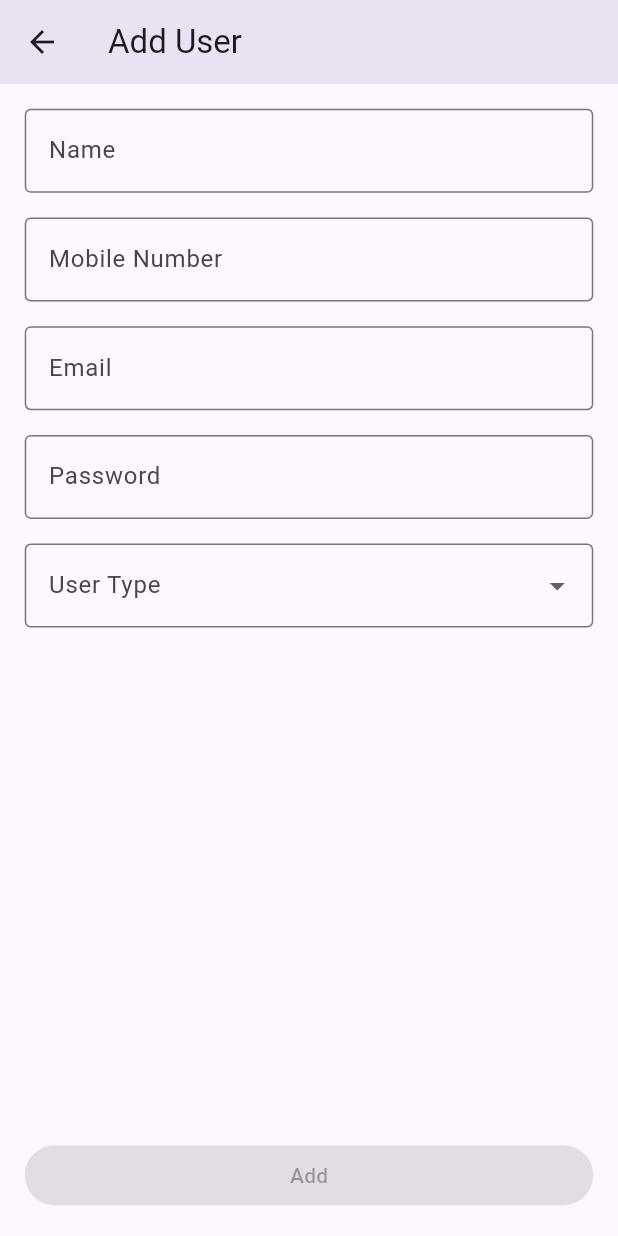
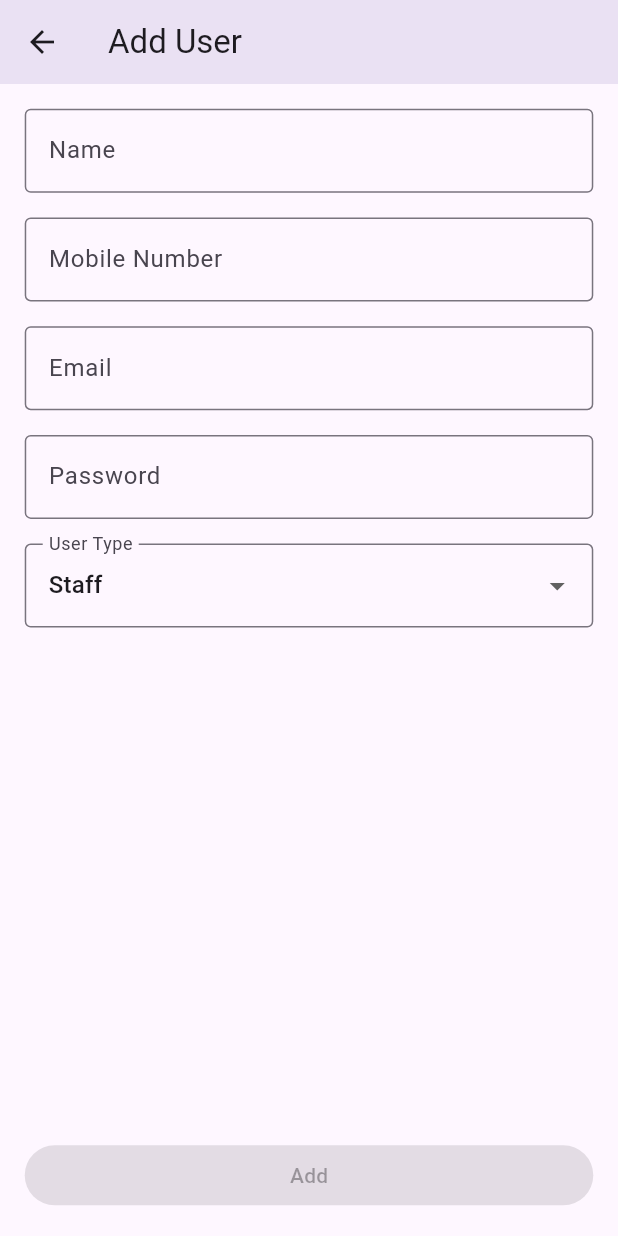
Before and after one commit to devanshu9750/surveyor_app, a Flutter app: the AddUpdateUserScreen screen opened by its route, on a phone screen of 412 x 824 dp. Run offline on Flutter 3.47's test engine with Material 3 defaults, Android fonts, the light colour scheme and no system bars; our stand-ins replace get, get_storage; accounts and stored records are empty.

Commit message:
update user logic

```diff
--- a/lib/core/api_request.dart
+++ b/lib/core/api_request.dart
@@ -1,3 +1,4 @@
+import 'package:flutter/foundation.dart';
 import 'package:get/get.dart';
 
 class ApiRequest extends GetConnect {
@@ -7,6 +8,10 @@ class ApiRequest extends GetConnect {
 
   Future<Response> postRequest(String url, dynamic body) async {
     final response = await post(url, body);
+    if (kDebugMode) {
+      print('POST $url: $body');
+      print('Response: ${response.body}');
+    }
     return response;
   }
 }
--- a/lib/features/addUpdateUser/add_update_user_screen.dart
+++ b/lib/features/addUpdateUser/add_update_user_screen.dart
@@ -14,7 +14,7 @@ class AddUpdateUserScreen extends StatelessWidget {
       init: AddUpdateUserController(),
       builder: (controller) {
         return Scaffold(
-          appBar: AppBar(title: const Text('Add User'), elevation: 10),
+          appBar: AppBar(title: controller.user.value.id != null ? const Text('Update User') : const Text('Add User'), elevation: 10),
           body: Padding(
             padding: EdgeInsets.symmetric(horizontal: 4.w, vertical: 2.h),
             child: Column(
@@ -48,18 +48,22 @@ class AddUpdateUserScreen extends StatelessWidget {
                 ),
                 SizedBox(height: 2.h),
                 DropdownButtonFormField<int>(
+                  value: controller.userType.value,
                   decoration: const InputDecoration(labelText: 'User Type', border: OutlineInputBorder()),
                   items: const [
                     DropdownMenuItem(value: AppConstants.staffUserTypeID, child: Text(AppConstants.staffUserTypeName)),
                     DropdownMenuItem(value: AppConstants.tpaUserTypeID, child: Text(AppConstants.tpaUserTypeName)),
                   ],
-                  onChanged: (value) => controller.userType.value = value ?? -1,
+                  onChanged: (value) => controller.userType.value = value ?? 2,
                 ),
                 const Spacer(),
                 SizedBox(
                   width: double.infinity,
                   child: Obx(
-                    () => FilledButton(onPressed: controller.enableAddUpdateButton.value ? controller.addUpdateUser : null, child: const Text('Add')),
+                    () => FilledButton(
+                      onPressed: controller.enableAddUpdateButton.value ? controller.addUpdateUser : null,
+                      child: controller.user.value.id != null ? const Text('Update') : const Text('Add'),
+                    ),
                   ),
                 ),
               ],
--- a/lib/features/home/widgets/users_list_controller.dart
+++ b/lib/features/home/widgets/users_list_controller.dart
@@ -30,6 +30,7 @@ class UsersListController extends GetxController {
       final data = await userRepo.getUsers(userType: userType, statusID: 1);
       userList.value = (data['users'] as List).map((user) => User.fromJson(user)).toList();
     } catch (e) {
+      userList.clear();
       ScaffoldMessenger.of(Get.context!).showSnackBar(SnackBar(content: Text('Failed to load users: ${e.toString()}')));
     } finally {
       isLoading.value = false;
--- a/lib/features/home/widgets/users_list_widget.dart
+++ b/lib/features/home/widgets/users_list_widget.dart
@@ -1,6 +1,7 @@
 import 'package:flutter/material.dart';
 import 'package:get/get.dart';
 import 'package:surveyor_app/core/app_extensions.dart';
+import 'package:surveyor_app/features/addUpdateUser/add_update_user_screen.dart';
 import 'package:surveyor_app/features/home/widgets/users_list_controller.dart';
 
 class UsersListWidget extends StatelessWidget {
@@ -23,7 +24,10 @@ class UsersListWidget extends StatelessWidget {
                         itemCount: controller.userList.length,
                         itemBuilder: (context, index) {
                           final user = controller.userList[index];
-                          return ListTile(title: Text(user.name ?? ''), subtitle: Text(user.email ?? ''));
+                          return GestureDetector(
+                            onTap: () => Get.toNamed(AddUpdateUserScreen.routeName, arguments: user),
+                            child: ListTile(title: Text(user.name ?? ''), subtitle: Text(user.email ?? '')),
+                          );
                         },
                       ),
               ),
--- a/lib/models/user.dart
+++ b/lib/models/user.dart
@@ -9,6 +9,29 @@ class User {
   final int? mobileNo;
 
   User({this.id, this.email, this.createdAt, this.updatedAt, this.name, this.statusId, this.userType, this.mobileNo});
+
+  factory User.copyWith(
+    User user, {
+    int? id,
+    String? email,
+    DateTime? createdAt,
+    DateTime? updatedAt,
+    String? name,
+    int? statusId,
+    int? userType,
+    int? mobileNo,
+  }) {
+    return User(
+      id: id ?? user.id,
+      email: email ?? user.email,
+      createdAt: createdAt ?? user.createdAt,
+      updatedAt: updatedAt ?? user.updatedAt,
+      name: name ?? user.name,
+      statusId: statusId ?? user.statusId,
+      userType: userType ?? user.userType,
+      mobileNo: mobileNo ?? user.mobileNo,
+    );
+  }
 
   factory User.fromJson(Map<String, dynamic> json) {
     return User(
```
Also changed, not shown: lib/features/addUpdateUser/add_update_user_controller.dart (+23 -5 lines).
